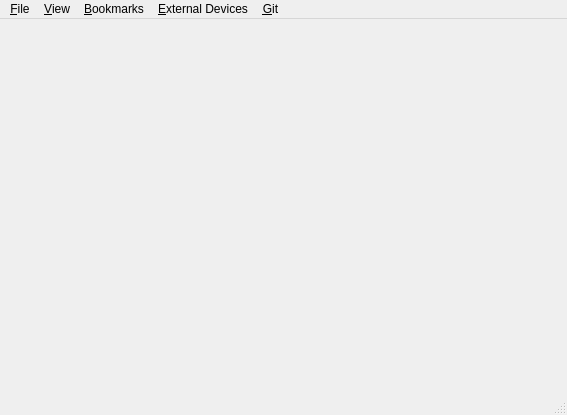
The window that src-qt5/desktop-utils/lumina-fm/MainUI.ui (lumina-desktop/lumina) describes before a commit, drawn with Qt 5.
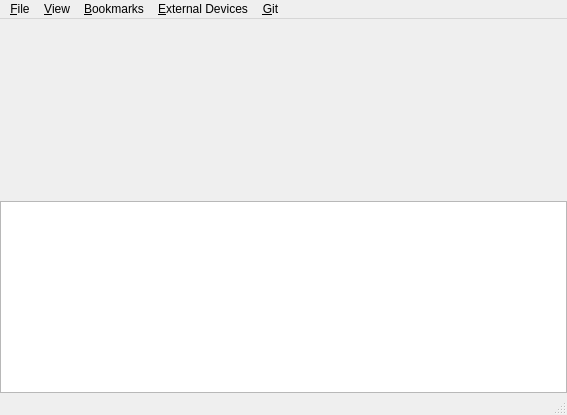
The same window after the commit.

Commit message: add skeleton for file transfer dialog

What changed in the file:
```diff
--- a/src-qt5/desktop-utils/lumina-fm/MainUI.ui
+++ b/src-qt5/desktop-utils/lumina-fm/MainUI.ui
@@ -69,7 +69,7 @@
              <x>0</x>
              <y>0</y>
              <width>567</width>
-             <height>359</height>
+             <height>161</height>
             </rect>
            </property>
            <layout class="QHBoxLayout" name="BrowserLayout">
@@ -98,6 +98,16 @@
       <widget class="QWidget" name="page_image"/>
      </widget>
     </item>
+    <item>
+     <widget class="QTreeView" name="transferTreeView">
+      <property name="sizePolicy">
+       <sizepolicy hsizetype="Expanding" vsizetype="Minimum">
+        <horstretch>0</horstretch>
+        <verstretch>0</verstretch>
+       </sizepolicy>
+      </property>
+     </widget>
+    </item>
    </layout>
   </widget>
   <widget class="QMenuBar" name="menubar">
```
The commit also changes 3 other files.
